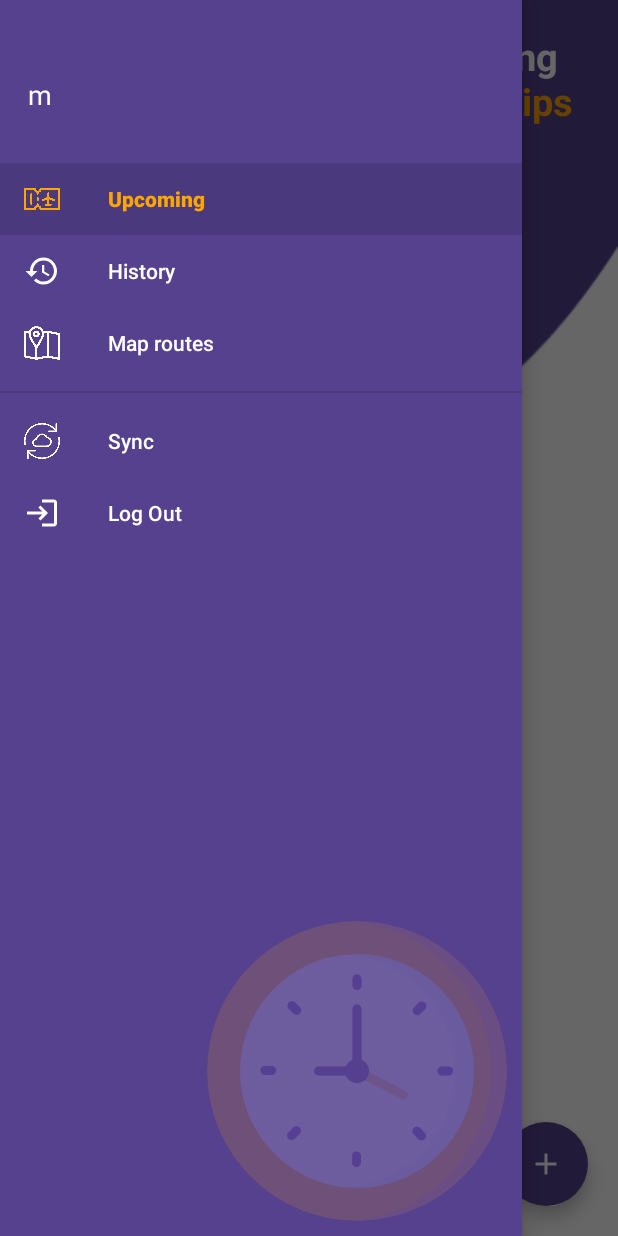
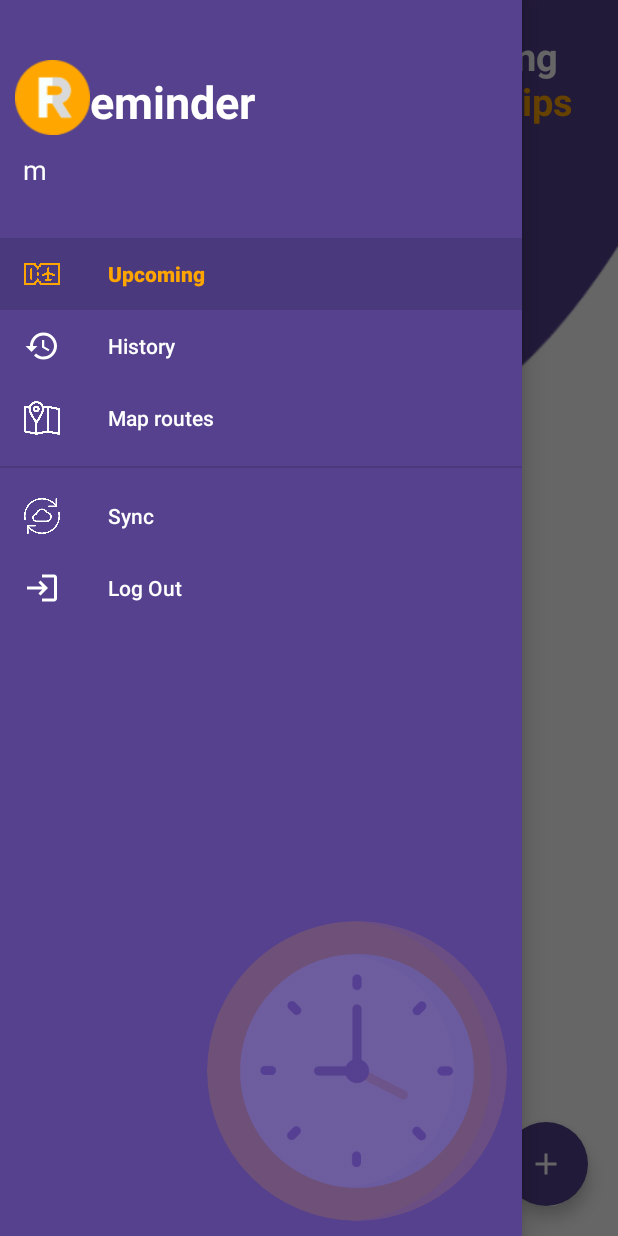
Before and after one commit to fayza55elshorbagy/TripReminder, an Android app: the screen it shows after launch once a user with an empty profile is signed in (MainActivity), with the side drawer open, on a phone screen of 412 x 824 dp. Run offline under Robolectric (Android 15) with nearby library versions, the phone set to English and light mode, and no system bars; our stand-ins replace CircleImageView, Firebase (no records; nobody signed in at launch, a user with empty details on screens opened directly), Room's generated code; 1 statement that could not run was skipped.

Commit message:
OA:header

```diff
--- a/app/build.gradle
+++ b/app/build.gradle
@@ -69,6 +69,8 @@ dependencies {
 
     implementation 'com.google.maps:google-maps-services:0.16.1'
     implementation 'org.slf4j:slf4j-simple:1.7.25'
+    implementation 'com.google.android.gms:play-services-maps:17.0.0'
+
 
     //bubble
     implementation 'com.txusballesteros:bubbles:1.2.1'
--- a/app/src/main/java/com/example/tripreminder/NotificationReceiver.java
+++ b/app/src/main/java/com/example/tripreminder/NotificationReceiver.java
@@ -12,7 +12,7 @@ public class NotificationReceiver extends BroadcastReceiver {
     @Override
     public void onReceive(Context context, Intent intent) {
         String msg=intent.getStringExtra(DialogActivity.notificationIntentKey);
-        Toast.makeText(context.getApplicationContext(), msg, Toast.LENGTH_SHORT).show();
+       // Toast.makeText(context.getApplicationContext(), msg, Toast.LENGTH_SHORT).show();
         long id=intent.getLongExtra("id",-1);
         Intent dialogIntent = new Intent(context,DialogActivity.class);
         dialogIntent.setFlags(Intent.FLAG_ACTIVITY_NEW_TASK|Intent.FLAG_ACTIVITY_CLEAR_TASK);
--- a/app/src/main/java/com/example/tripreminder/fragments/Upcoming.java
+++ b/app/src/main/java/com/example/tripreminder/fragments/Upcoming.java
@@ -132,7 +132,7 @@ public class Upcoming extends Fragment {
     @Override
     public void onResume() {
         super.onResume();
-        Toast.makeText(getContext(), "elsize "+adapter.getTrips().size(), Toast.LENGTH_SHORT).show();
+        //Toast.makeText(getContext(), "elsize "+adapter.getTrips().size(), Toast.LENGTH_SHORT).show();
         for (int i=0;i<adapter.getTrips().size();i++){
             Log.e("Upcoming",adapter.getTrips().get(i).getDate()+"#@#@"+adapter.getTrips().get(i).getTime());
         }
--- a/app/src/main/res/layout/header.xml
+++ b/app/src/main/res/layout/header.xml
@@ -5,6 +5,7 @@
     android:layout_width="match_parent"
     android:layout_height="wrap_content"
     android:orientation="vertical"
+    android:background="@color/purbleApp"
     android:layout_marginBottom="20dp"
     tools:context=".headeractivity">
 
@@ -13,31 +14,34 @@
         android:layout_height="wrap_content"
         android:layout_marginLeft="8dp"
         android:layout_marginTop="40dp"
-        android:background="@color/purbleApp"
-        android:orientation="vertical">
-        <!--
+        android:layout_marginStart="10dp"
+        android:orientation="horizontal">
+
        <ImageView
+            android:layout_width="50dp"
+            android:layout_height="50dp"
+            android:layout_gravity="center_horizontal"
+            android:background="@drawable/r" />
+
+        <TextView
+            android:layout_marginTop="7dp"
             android:layout_width="wrap_content"
             android:layout_height="wrap_content"
-            android:layout_margin="10dp"
-
-        >
-
-        </ImageView>-->
-
+            android:text="eminder"
+            android:textColor="@color/white"
+            android:textStyle="bold"
+            android:textSize="30sp" />
+    </LinearLayout>
     <TextView
         android:id="@+id/name"
         android:layout_width="wrap_content"
         android:layout_height="wrap_content"
         android:text="olaabaza020@gmail.com"
         android:layout_marginTop="5dp"
-            android:layout_marginStart="5dp"
+        android:layout_marginStart="10dp"
         android:textColor="@color/white"
         android:padding="5dp"
         android:textSize="18dp" />
-
-
-    </LinearLayout>
 <!--
        <de.hdodenhof.circleimageview.CircleImageView
             android:id="@+id/profile_image"
```
Lines whose indentation alone changed are shown as unchanged.
